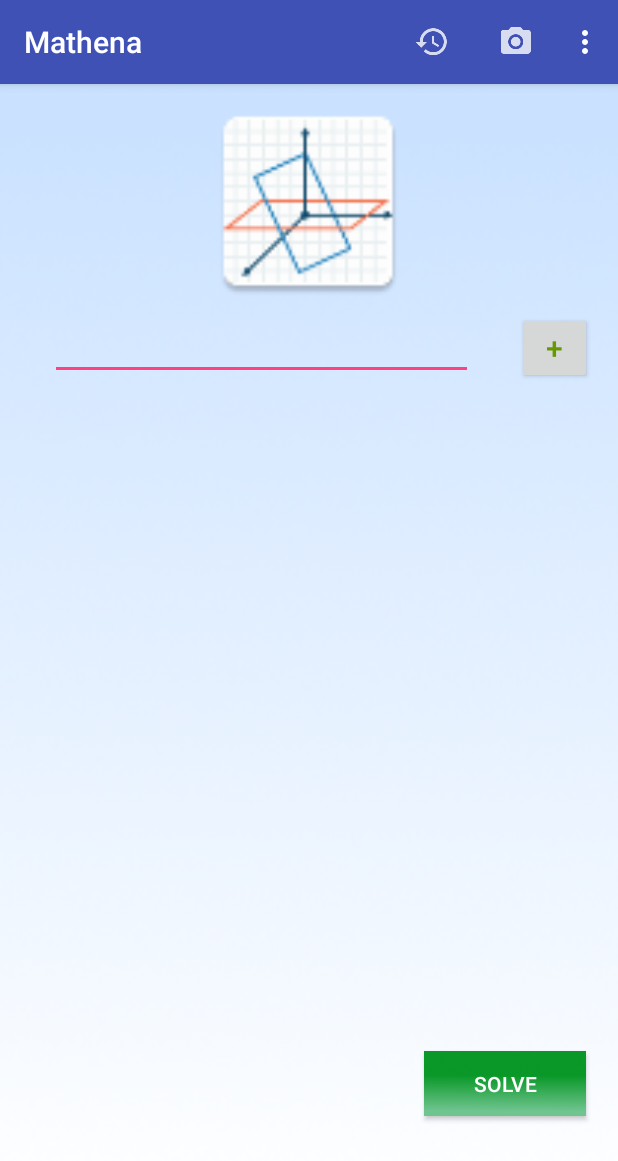
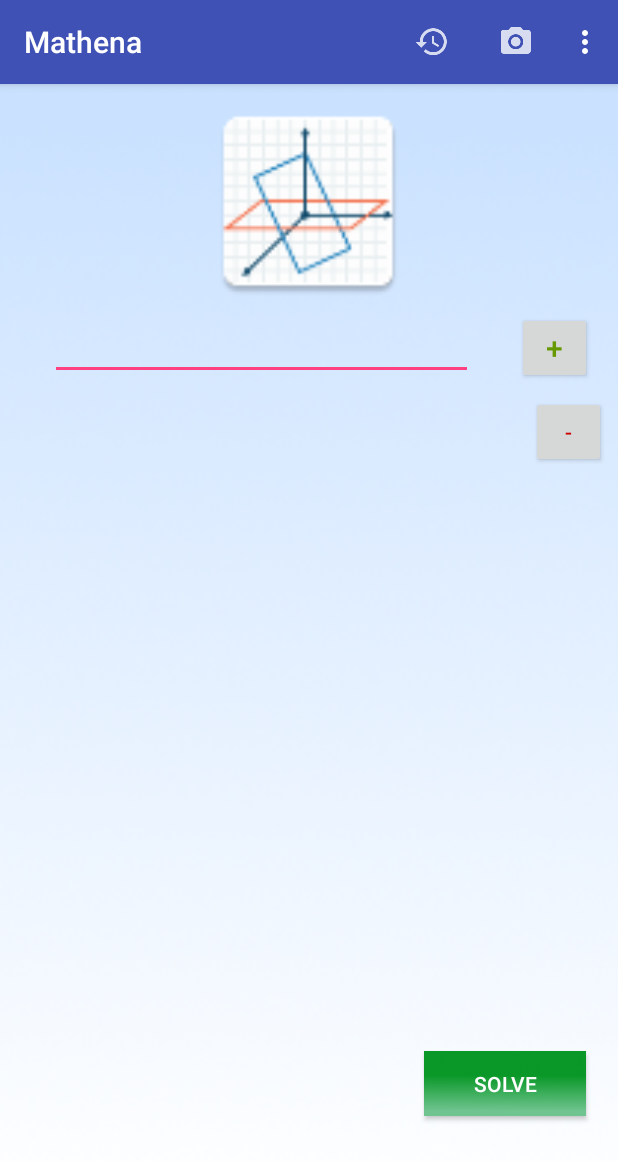
Before and after one commit to cwolferun/Mathena, an Android app: the MatrixActivity screen opened directly, with no data from a screen before it, after a tap on "SOLVE", on a phone screen of 412 x 824 dp. Shown: the top 1161 px of the screen. Run offline under Robolectric (Android 15) with nearby library versions, the phone set to English and light mode, and no system bars.

Commit message:
Minor Refactoring

```diff
--- a/app/src/main/java/com/victor/project/mathena/CameraActivity.java
+++ b/app/src/main/java/com/victor/project/mathena/CameraActivity.java
@@ -228,6 +228,9 @@ public class CameraActivity extends AppCompatActivity {
             if(cArray[c]=='~'){
                 cArray[c] ='-';
             }
+            if(cArray[c]=='"'){
+                cArray[c] ='^';
+            }
             if(isLetter(cArray[c])){
                 cArray[c] = toLowerCase(cArray[c]);
             }
--- a/app/src/main/java/com/victor/project/mathena/DoubleIntegral.java
+++ b/app/src/main/java/com/victor/project/mathena/DoubleIntegral.java
@@ -145,8 +145,8 @@ public class DoubleIntegral extends AppCompatActivity {
             result="";
 
             try{
-                String solverURL = "Http://192.168.1.65/doubleIntegral.php";        //uncomment when working in private
-                //String solverURL = "Http://172.12.2.86/doubleIntegral.php";        //uncomment when working from public
+                //String solverURL = "Http://192.168.1.65/doubleIntegral.php";        //uncomment when working in private
+                String solverURL = "Http://172.12.2.86/doubleIntegral.php";        //uncomment when working from public
 
                 URL url = new URL(solverURL);
                 HttpURLConnection httpURLConnection = (HttpURLConnection) url.openConnection();
--- a/app/src/main/java/com/victor/project/mathena/MatrixActivity.java
+++ b/app/src/main/java/com/victor/project/mathena/MatrixActivity.java
@@ -42,6 +42,8 @@ import java.util.StringTokenizer;
 
 public class MatrixActivity extends AppCompatActivity {
     Button addOne;
+    Button removeOne;
+
     Button solveit;
     TextView answer;
     EditText first;
@@ -62,9 +64,12 @@ public class MatrixActivity extends AppCompatActivity {
     @Override
     protected void onResume() {
         super.onResume();
-        //numOfEqs=1;
-        //ll.removeAllViews();
-
+//        numOfEqs=1;
+//        //ll.removeAllViews();
+//
+//        first = (EditText) findViewById(R.id.firstEq);
+//        ll = (LinearLayout) findViewById(R.id.linLay);
+//        ll.add(first);
         String received = preferences.getString("Function","");
         if(!received.isEmpty()){
             sEditor.clear();
@@ -76,7 +81,7 @@ public class MatrixActivity extends AppCompatActivity {
 
     public void addEditText(){
 
-        if (numOfEqs<=5) {
+        if (numOfEqs<=4) {
             final EditText rowEditText = new EditText(context);
             rowEditText.setId(numOfEqs);
             LinearLayout.LayoutParams layoutParams = new  LinearLayout.LayoutParams(ViewGroup.LayoutParams.MATCH_PARENT, ViewGroup.LayoutParams.WRAP_CONTENT);
@@ -89,12 +94,37 @@ public class MatrixActivity extends AppCompatActivity {
 
         }
         else {
-            Toast.makeText(context,"Take it the easy",Toast.LENGTH_LONG).show();
+            Toast.makeText(context,"I think that's plenty.",Toast.LENGTH_LONG).show();
         }
 
 
 
     }
+    public void removeEditText(){
+
+        if (numOfEqs>=2) {
+
+            int size = ll.getChildCount()-1;
+            ll.removeViewAt(size);
+            allTex.remove(size-1);
+            numOfEqs -=1;
+
+
+        }
+
+
+
+
+    }
+
+//    @Override
+//    protected void onPause() {
+//        super.onPause();
+//
+//        first = null;
+//        ll.removeAllViews();
+//        ll = null;
+//    }
 
     @Override
     protected void onCreate(Bundle savedInstanceState) {
@@ -106,10 +136,12 @@ public class MatrixActivity extends AppCompatActivity {
         sEditor = preferences.edit();
         context = getApplicationContext();
         addOne = (Button) findViewById(R.id.addEquation);
+        removeOne = (Button) findViewById(R.id.removeEquation);
         first = (EditText) findViewById(R.id.firstEq);
+        ll = (LinearLayout) findViewById(R.id.linLay);
+
         solveit = (Button) findViewById(R.id.matrixSolv);
         answer = (TextView) findViewById(R.id.matrixAns);
-        ll = (LinearLayout) findViewById(R.id.linLay);
         allInputs = new StringBuilder();
         callSuccess =false;
         allTex = new ArrayList<>();
@@ -119,6 +151,12 @@ public class MatrixActivity extends AppCompatActivity {
             entries = new ArraySet<>();
         }
 
+        removeOne.setOnClickListener(new View.OnClickListener() {
+            @Override
+            public void onClick(View v) {
+                removeEditText();
+            }
+        });
 
         addOne.setOnClickListener(new View.OnClickListener(){
             @Override
@@ -241,8 +279,8 @@ public class MatrixActivity extends AppCompatActivity {
             result="";
 
             try{
-                String solverURL = "Http://192.168.1.65/matrix.php";        //will need to be changed to public ip
-                //String solverURL = "Http://172.12.2.86/matrix.php";        //is public ip
+                //String solverURL = "Http://192.168.1.65/matrix.php";        //will need to be changed to public ip
+                String solverURL = "Http://172.12.2.86/matrix.php";        //is public ip
 
                 URL url = new URL(solverURL);
                 HttpURLConnection httpURLConnection = (HttpURLConnection) url.openConnection();
@@ -288,7 +326,7 @@ public class MatrixActivity extends AppCompatActivity {
         String[] equations = string.split("\n");
         int systemSize = equations.length;
 
-        for (int e =numOfEqs; e<systemSize;e++){
+        for (int t =numOfEqs; t<systemSize;t++){
 
             addEditText();
         }
--- a/app/src/main/res/layout/activity_matrix.xml
+++ b/app/src/main/res/layout/activity_matrix.xml
@@ -90,4 +90,15 @@
         app:layout_constraintTop_toTopOf="parent"
         app:srcCompat="@mipmap/sect2" />
 
+    <Button
+        android:id="@+id/removeEquation"
+        android:layout_width="50dp"
+        android:layout_height="48dp"
+        android:layout_marginEnd="8dp"
+        android:layout_marginTop="8dp"
+        android:text="-"
+        android:textColor="@android:color/holo_red_dark"
+        app:layout_constraintEnd_toEndOf="parent"
+        app:layout_constraintTop_toBottomOf="@+id/addEquation" />
+
 </android.support.constraint.ConstraintLayout>
```
